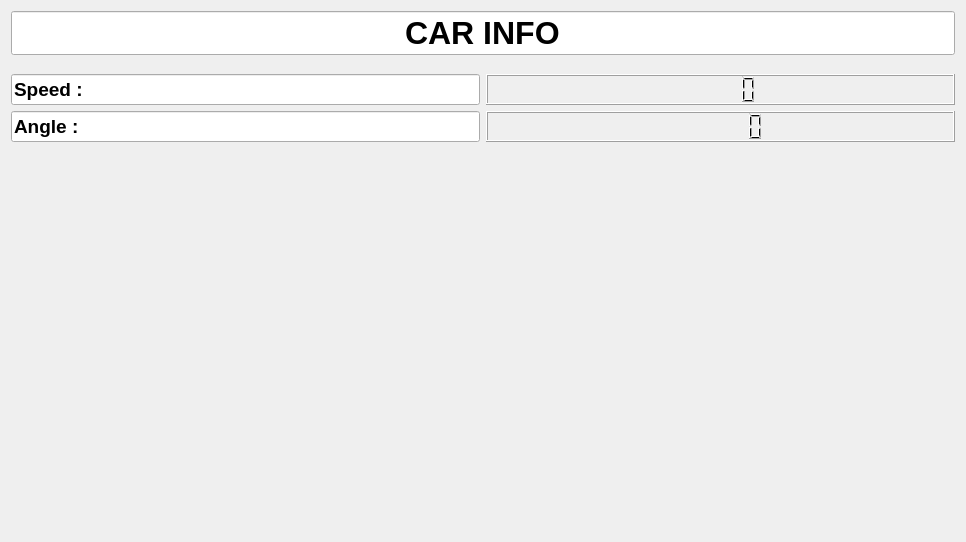
Old version of the form sim_ws/src/arcus_gui/ui/ui/CarInfo.ui in the repository robotique-udes/arcus-simulation.
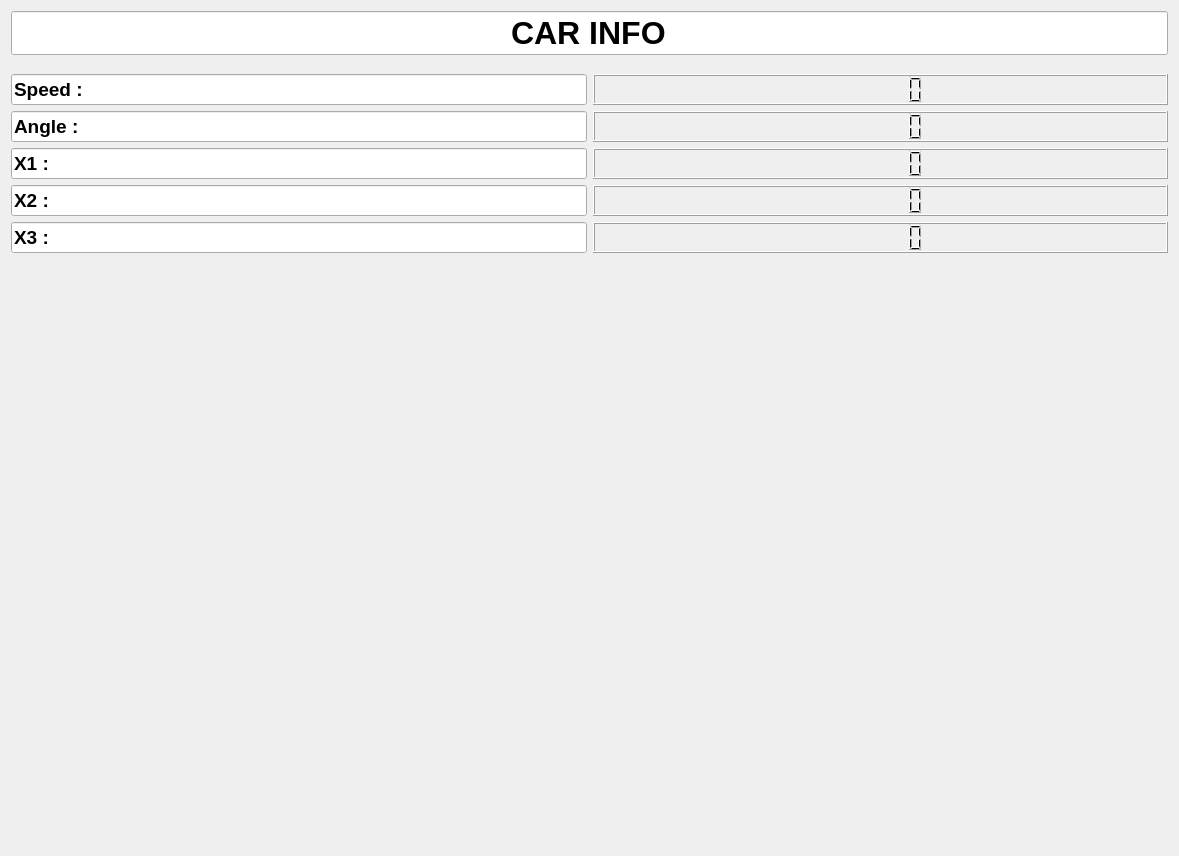
New version of the form.

Commit message: ajout lcd

Diff of the .ui file:
```diff
--- a/sim_ws/src/arcus_gui/ui/ui/CarInfo.ui
+++ b/sim_ws/src/arcus_gui/ui/ui/CarInfo.ui
@@ -6,10 +6,18 @@
    <rect>
     <x>0</x>
     <y>0</y>
-    <width>966</width>
-    <height>542</height>
+    <width>1179</width>
+    <height>856</height>
    </rect>
   </property>
+  <property name="font">
+   <font>
+    <family>Ubuntu</family>
+    <pointsize>14</pointsize>
+    <weight>75</weight>
+    <bold>true</bold>
+   </font>
+  </property>
   <property name="windowTitle">
    <string>Form</string>
   </property>
@@ -35,10 +43,10 @@
        </property>
       </spacer>
      </item>
-     <item row="2" column="0">
-      <layout class="QHBoxLayout" name="horizontalLayout_2">
+     <item row="4" column="0">
+      <layout class="QHBoxLayout" name="horizontalLayout_4">
        <item>
-        <widget class="QLineEdit" name="lineEdit_3">
+        <widget class="QLineEdit" name="lineX1">
          <property name="sizePolicy">
           <sizepolicy hsizetype="Expanding" vsizetype="Fixed">
            <horstretch>6</horstretch>
@@ -47,27 +55,28 @@
          </property>
          <property name="font">
           <font>
+           <family>Ubuntu</family>
            <pointsize>14</pointsize>
            <weight>75</weight>
            <bold>true</bold>
           </font>
          </property>
          <property name="text">
-          <string>Speed :</string>
-         </property>
-         <property name="readOnly">
-          <bool>true</bool>
+          <string>X1 : </string>
          </property>
         </widget>
        </item>
        <item>
-        <widget class="QLCDNumber" name="lcdSpeed">
+        <widget class="QLCDNumber" name="lcdX1">
          <property name="sizePolicy">
           <sizepolicy hsizetype="Minimum" vsizetype="Minimum">
            <horstretch>6</horstretch>
            <verstretch>0</verstretch>
           </sizepolicy>
          </property>
+         <property name="digitCount">
+          <number>6</number>
+         </property>
         </widget>
        </item>
       </layout>
@@ -82,6 +91,7 @@
        </property>
        <property name="font">
         <font>
+         <family>Ubuntu</family>
          <pointsize>24</pointsize>
          <weight>75</weight>
          <bold>true</bold>
@@ -107,6 +117,47 @@
        </property>
       </widget>
      </item>
+     <item row="2" column="0">
+      <layout class="QHBoxLayout" name="horizontalLayout_2">
+       <item>
+        <widget class="QLineEdit" name="lineEdit_3">
+         <property name="sizePolicy">
+          <sizepolicy hsizetype="Expanding" vsizetype="Fixed">
+           <horstretch>6</horstretch>
+           <verstretch>0</verstretch>
+          </sizepolicy>
+         </property>
+         <property name="font">
+          <font>
+           <family>Ubuntu</family>
+           <pointsize>14</pointsize>
+           <weight>75</weight>
+           <bold>true</bold>
+          </font>
+         </property>
+         <property name="text">
+          <string>Speed :</string>
+         </property>
+         <property name="readOnly">
+          <bool>true</bool>
+         </property>
+        </widget>
+       </item>
+       <item>
+        <widget class="QLCDNumber" name="lcdSpeed">
+         <property name="sizePolicy">
+          <sizepolicy hsizetype="Minimum" vsizetype="Minimum">
+           <horstretch>6</horstretch>
+           <verstretch>0</verstretch>
+          </sizepolicy>
+         </property>
+         <property name="digitCount">
+          <number>6</number>
+         </property>
+        </widget>
+       </item>
+      </layout>
+     </item>
      <item row="3" column="0">
       <layout class="QHBoxLayout" name="horizontalLayout_3">
        <item>
@@ -119,6 +170,7 @@
          </property>
          <property name="font">
           <font>
+           <family>Ubuntu</family>
            <pointsize>14</pointsize>
            <weight>75</weight>
            <bold>true</bold>
@@ -147,7 +199,75 @@
        </item>
       </layout>
      </item>
-     <item row="4" column="0">
+     <item row="5" column="0">
+      <layout class="QHBoxLayout" name="horizontalLayout_5">
+       <item>
+        <widget class="QLineEdit" name="lineEdit">
+         <property name="sizePolicy">
+          <sizepolicy hsizetype="Expanding" vsizetype="Fixed">
+           <horstretch>6</horstretch>
+           <verstretch>0</verstretch>
+          </sizepolicy>
+         </property>
+         <property name="font">
+          <font>
+           <family>Ubuntu</family>
+           <pointsize>14</pointsize>
+           <weight>75</weight>
+           <bold>true</bold>
+          </font>
+         </property>
+         <property name="text">
+          <string>X2 :</string>
+         </property>
+        </widget>
+       </item>
+       <item>
+        <widget class="QLCDNumber" name="lcdX2">
+         <property name="sizePolicy">
+          <sizepolicy hsizetype="Minimum" vsizetype="Minimum">
+           <horstretch>6</horstretch>
+           <verstretch>0</verstretch>
+          </sizepolicy>
+         </property>
+         <property name="digitCount">
+          <number>6</number>
+         </property>
+        </widget>
+       </item>
+      </layout>
+     </item>
+     <item row="6" column="0">
+      <layout class="QHBoxLayout" name="horizontalLayout_6">
+       <item>
+        <widget class="QLineEdit" name="X3">
+         <property name="sizePolicy">
+          <sizepolicy hsizetype="Expanding" vsizetype="Fixed">
+           <horstretch>6</horstretch>
+           <verstretch>0</verstretch>
+          </sizepolicy>
+         </property>
+         <property name="text">
+          <string>X3 :</string>
+         </property>
+        </widget>
+       </item>
+       <item>
+        <widget class="QLCDNumber" name="lcdX3">
+         <property name="sizePolicy">
+          <sizepolicy hsizetype="Minimum" vsizetype="Minimum">
+           <horstretch>6</horstretch>
+           <verstretch>0</verstretch>
+          </sizepolicy>
+         </property>
+         <property name="digitCount">
+          <number>6</number>
+         </property>
+        </widget>
+       </item>
+      </layout>
+     </item>
+     <item row="7" column="0">
       <spacer name="verticalSpacer_3">
        <property name="orientation">
         <enum>Qt::Vertical</enum>
```
The commit also changes 2 other files.
